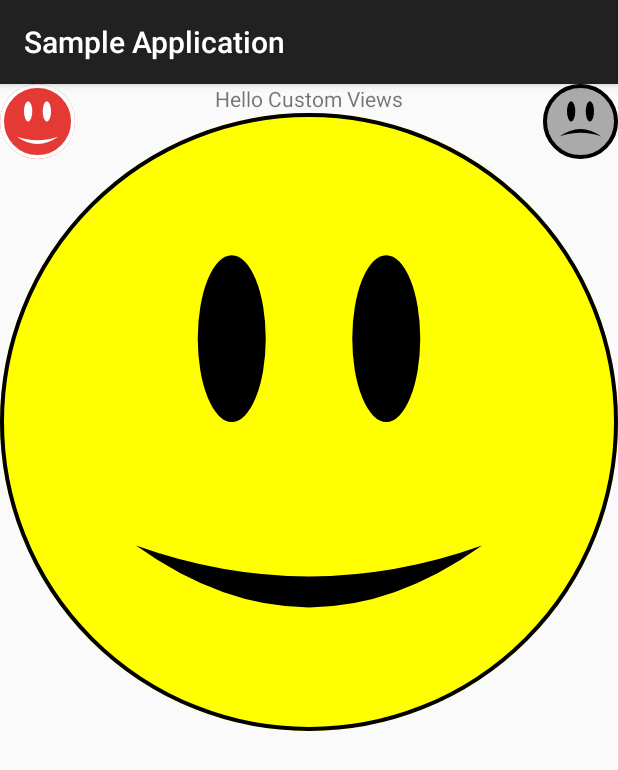
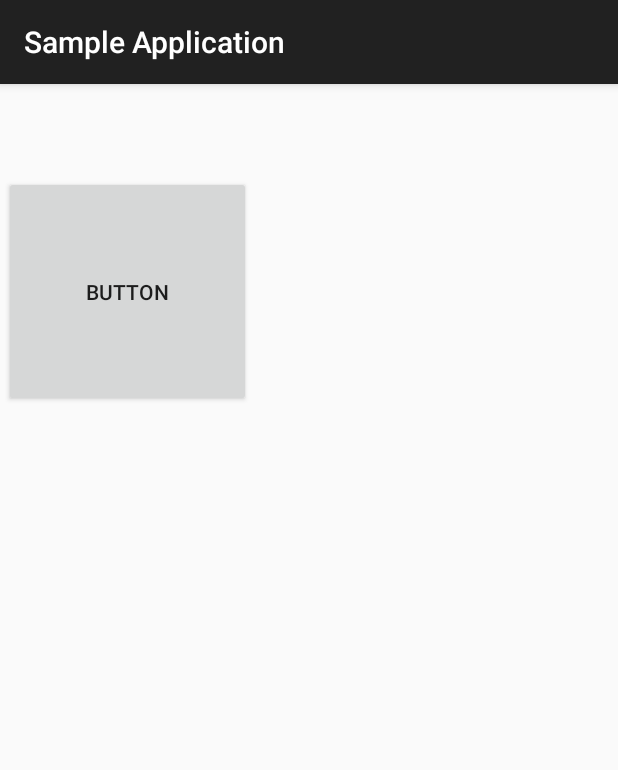
Before and after one commit to chiragsangvekar/sample-app, an Android app: the screen it shows after launch (MainActivity), on a phone screen of 412 x 824 dp. Shown: the top 770 px of the screen. Run offline under Robolectric (Android 15) with nearby library versions, the phone set to English and light mode, and no system bars; our stand-ins replace Room's generated code.

Commit message:
layout practice

```diff
--- a/app/build.gradle
+++ b/app/build.gradle
@@ -50,4 +50,5 @@ dependencies {
     implementation 'androidx.lifecycle:lifecycle-extensions:2.0.0'
     implementation 'com.github.bumptech.glide:glide:4.9.0'
     annotationProcessor 'com.github.bumptech.glide:compiler:4.9.0'
+    implementation 'androidx.cardview:cardview:1.0.0'
 }
--- a/app/src/main/java/com/example/sampleapplication/MainActivity.kt
+++ b/app/src/main/java/com/example/sampleapplication/MainActivity.kt
@@ -28,7 +28,7 @@ class MainActivity : AppCompatActivity() {
     override fun onCreate(savedInstanceState: Bundle?) {
         super.onCreate(savedInstanceState)
 //        binding = DataBindingUtil.setContentView(this, R.layout.activity_main)
-        setContentView(R.layout.activity_main)
+        setContentView(R.layout.activity_main_constrained)
         initUI()
     }
 
@@ -37,13 +37,13 @@ class MainActivity : AppCompatActivity() {
         viewModel = ViewModelProviders.of(this).get(MainActivityViewModel::class.java)
 
         // 1
-        happyButton.setOnClickListener({
-            emotionalFaceView.happinessState = EmotionalFaceView.HAPPY
-        })
-// 2
-        sadButton.setOnClickListener({
-            emotionalFaceView.happinessState = EmotionalFaceView.SAD
-        })
+//        happyButton.setOnClickListener({
+//            emotionalFaceView.happinessState = EmotionalFaceView.HAPPY
+//        })
+//// 2
+//        sadButton.setOnClickListener({
+//            emotionalFaceView.happinessState = EmotionalFaceView.SAD
+//        })
 //        viewModel.dataListResultUIModel.observe(this, Observer { listData ->
 //
 //            binding.listRv.layoutManager = LinearLayoutManager(this) as RecyclerView.LayoutManager?
--- /dev/null
+++ b/app/src/main/res/layout-land/activity_main_constrained.xml
@@ -0,0 +1,25 @@
+<?xml version="1.0" encoding="utf-8"?>
+<androidx.constraintlayout.widget.ConstraintLayout xmlns:android="http://schemas.android.com/apk/res/android"
+                                                   android:layout_width="match_parent"
+                                                   android:layout_height="match_parent"
+                                                   xmlns:app="http://schemas.android.com/apk/res-auto">
+
+
+    <Button
+            app:layout_constraintWidth_default="percent"
+            app:layout_constraintWidth_percent=".4"
+            app:layout_constraintHeight_default="percent"
+            app:layout_constraintHeight_percent="0.2"
+            app:layout_constraintTop_toTopOf="parent"
+            app:layout_constraintBottom_toBottomOf="parent"
+            app:layout_constraintVertical_bias="0.1"
+            app:layout_constraintStart_toStartOf="parent"
+            app:layout_constraintEnd_toEndOf="parent"
+            app:layout_constraintHorizontal_bias="0.01"
+            android:layout_height="0dp"
+            android:layout_width="0dp"
+            android:text="Button"
+
+    />
+
+</androidx.constraintlayout.widget.ConstraintLayout>
--- /dev/null
+++ b/app/src/main/res/layout/activity_main_constrained.xml
@@ -0,0 +1,25 @@
+<?xml version="1.0" encoding="utf-8"?>
+<androidx.constraintlayout.widget.ConstraintLayout xmlns:android="http://schemas.android.com/apk/res/android"
+                                                   xmlns:app="http://schemas.android.com/apk/res-auto"
+                                                   android:orientation="vertical"
+                                                   android:layout_width="match_parent"
+                                                   android:layout_height="match_parent">
+
+    <Button
+            app:layout_constraintWidth_default="percent"
+            app:layout_constraintWidth_percent=".4"
+            app:layout_constraintHeight_default="percent"
+            app:layout_constraintHeight_percent="0.2"
+            app:layout_constraintTop_toTopOf="parent"
+            app:layout_constraintBottom_toBottomOf="parent"
+            app:layout_constraintVertical_bias="0.1"
+            app:layout_constraintStart_toStartOf="parent"
+            app:layout_constraintEnd_toEndOf="parent"
+            app:layout_constraintHorizontal_bias="0.01"
+            android:layout_height="0dp"
+            android:layout_width="0dp"
+            android:text="Button"
+
+    />
+
+</androidx.constraintlayout.widget.ConstraintLayout>
```
Also changed, not shown: app/src/main/res/layout-land/activity_main.xml (added, +7 -0 lines), app/src/main/res/layout/acivity_main_linear.xml (added, +28 -0 lines), app/src/main/res/layout/activity_main_relative.xml (added, +7 -0 lines).
